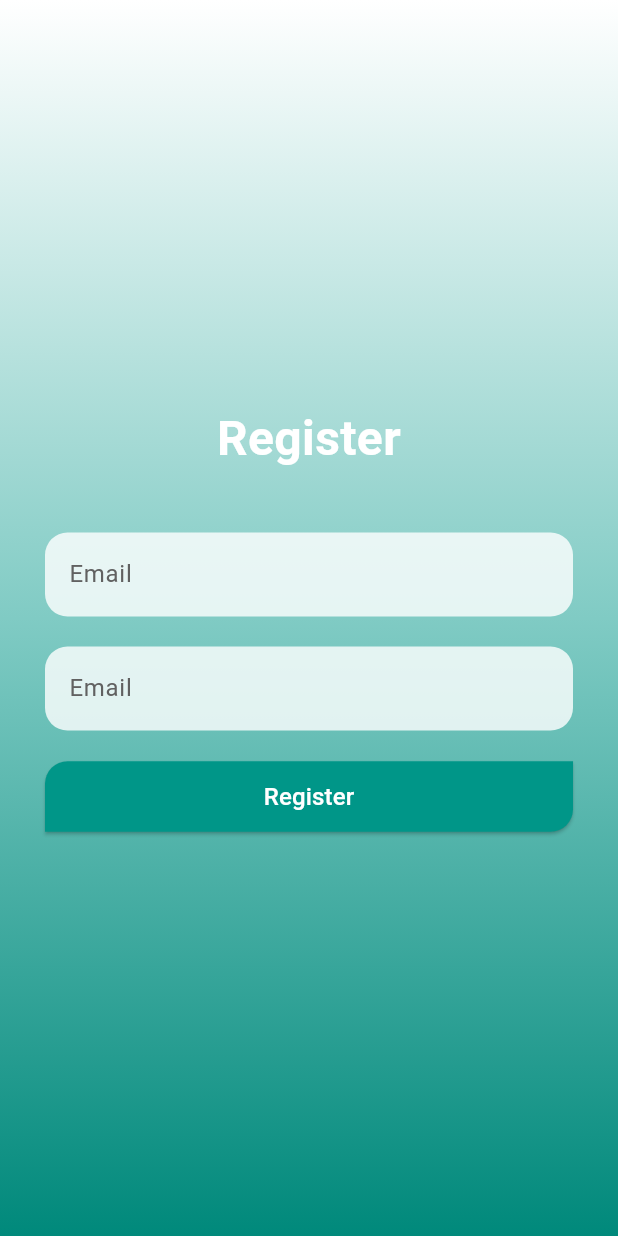
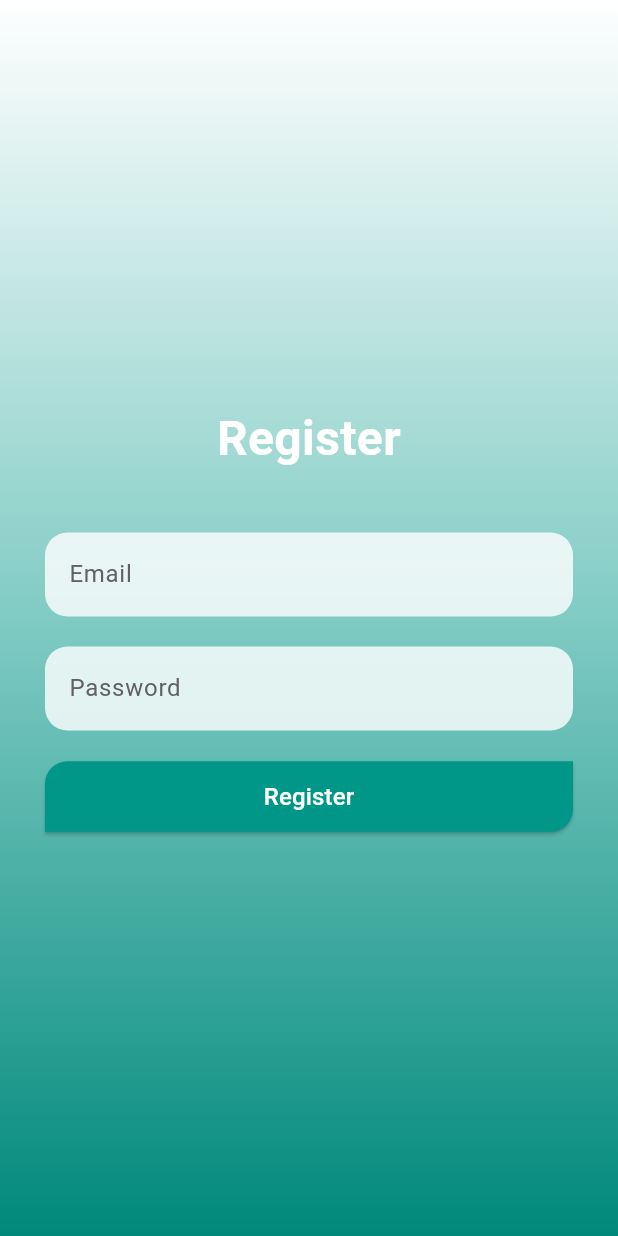
Before and after one commit to Dragorrik/Chat-App, a Flutter app: the screen it shows after launch, after a tap on "Create an Account", on a phone screen of 412 x 824 dp. Run offline on Flutter 3.47's test engine with Material 3 defaults, Android fonts, the phone set to English and light mode, and no system bars; our stand-ins replace avatar_glow, firebase_auth, firebase_core, get, get_storage, speech_to_text; accounts and stored records are empty; network calls fail.

Commit message:
Refractoring done of login & register

```diff
--- a/lib/app/modules/login_page/views/login_page_view.dart
+++ b/lib/app/modules/login_page/views/login_page_view.dart
@@ -32,8 +32,8 @@ class LoginPageView extends GetView<LoginPageController> {
                   // Password field
                   LoginRegWidget.loginRegFormfield(
                       controller: controller.passwordController,
-                      labelText: "Email",
-                      hintText: "Enter your email",
+                      labelText: "Password",
+                      hintText: "Enter your password",
                       obscureText: true),
                   SizedBox(height: 20),
 
@@ -42,13 +42,7 @@ class LoginPageView extends GetView<LoginPageController> {
                     mainAxisAlignment: MainAxisAlignment.spaceBetween,
                     children: [
                       // Create an Account button
-                      TextButton(
-                        onPressed: () => Get.toNamed('/register'),
-                        child: Text(
-                          "Create an Account",
-                          style: TextStyle(fontSize: 16, color: Colors.white),
-                        ),
-                      ),
+                      LoginRegWidget.createAccountTxt(),
 
                       // Sign In button
                       LoginRegWidget.loginRegElevatedButton("Sign in", () {
--- a/lib/app/modules/register_page/views/register_page_view.dart
+++ b/lib/app/modules/register_page/views/register_page_view.dart
@@ -32,8 +32,8 @@ class RegisterPageView extends GetView<RegisterPageController> {
                   // Password field
                   LoginRegWidget.loginRegFormfield(
                       controller: controller.passwordController,
-                      labelText: "Email",
-                      hintText: "Enter your email",
+                      labelText: "Password",
+                      hintText: "Create your password",
                       obscureText: true),
                   SizedBox(height: 20),
 
--- a/lib/app/widgets/login_reg_widget.dart
+++ b/lib/app/widgets/login_reg_widget.dart
@@ -1,4 +1,5 @@
 import 'package:flutter/material.dart';
+import 'package:get/get.dart';
 import 'package:task_type_project/app/styles/text_styles.dart';
 
 class LoginRegWidget {
@@ -69,4 +70,14 @@ class LoginRegWidget {
       ),
     );
   }
+
+  static Widget createAccountTxt() {
+    return TextButton(
+      onPressed: () => Get.toNamed('/register'),
+      child: Text(
+        "Create an Account",
+        style: TextStyle(fontSize: 16, color: Colors.white),
+      ),
+    );
+  }
 }
```
